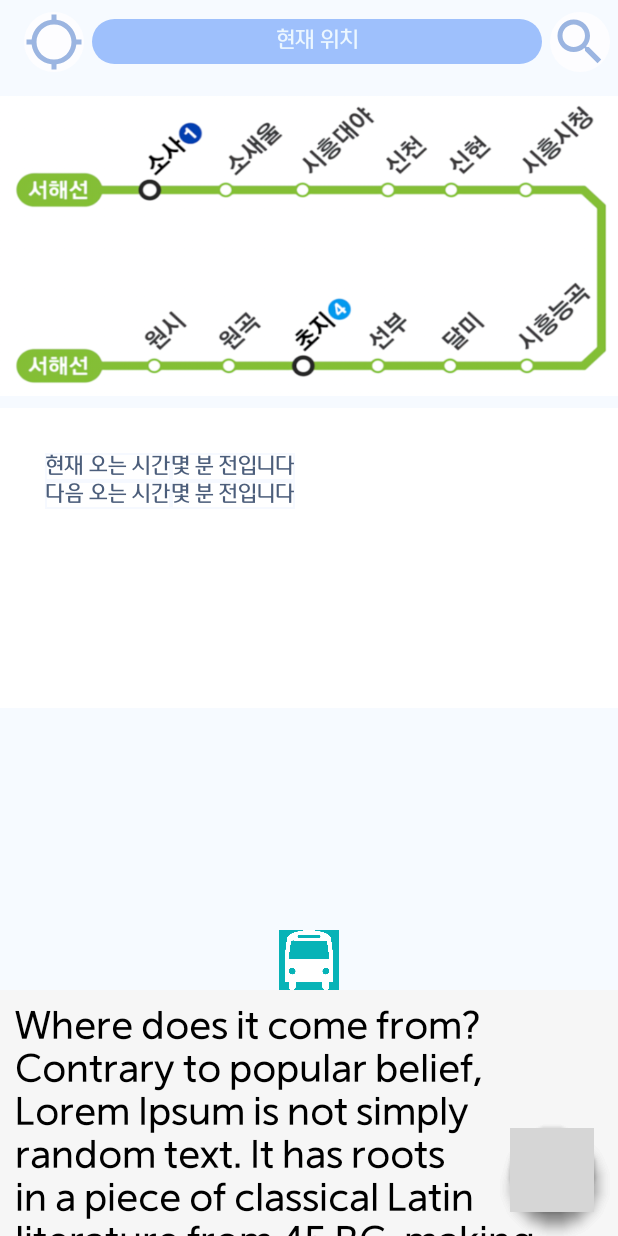
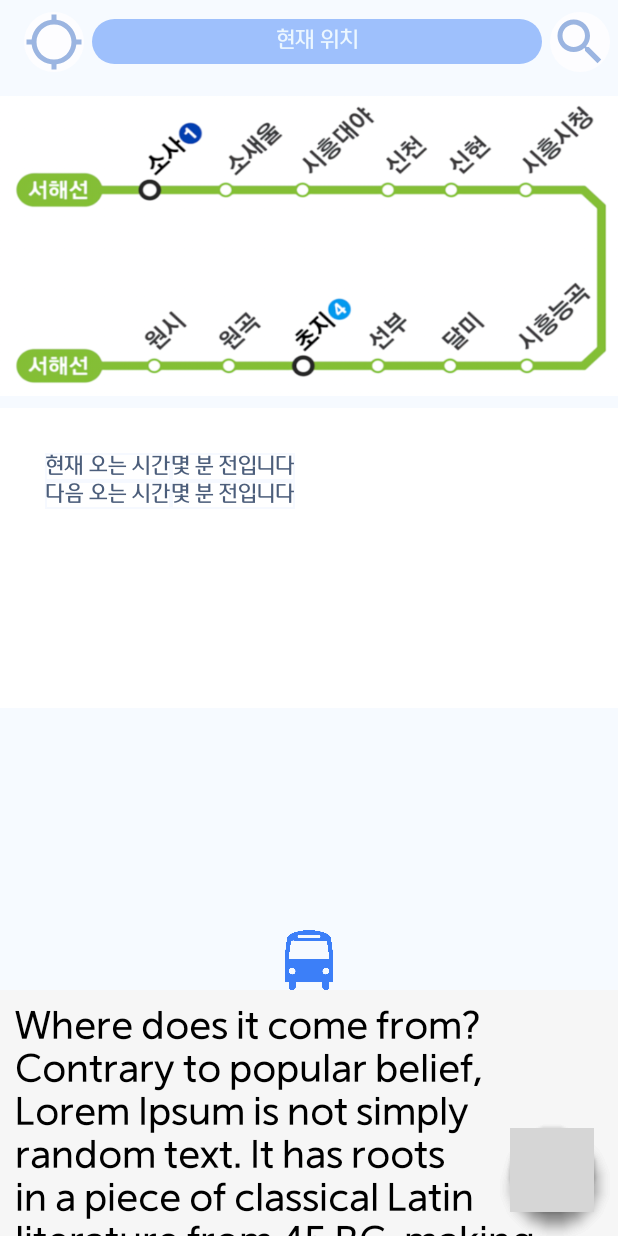
Before and after one commit to yeongmin7870/yeonsungBus, an Android app: the screen it shows after launch (MainActivity), on a phone screen of 412 x 824 dp. Run offline under Robolectric (Android 15) with nearby library versions, the phone set to English and light mode, and no system bars; grey boxes are pictures that could not be loaded.

Commit message:
main 페이지 디자인 수정

```diff
--- a/app/src/main/res/layout/activity_main.xml
+++ b/app/src/main/res/layout/activity_main.xml
@@ -106,8 +106,7 @@
                         android:layout_height="40dp"
                         android:layout_alignParentBottom="true"
                         android:layout_centerInParent="true"
-                        android:background="#07B3B7"
-                        android:src="@drawable/bus2" />
+                        android:src="@drawable/bluebus" />
                 </RelativeLayout>
             </LinearLayout>
 
```
Also changed, not shown: app/src/main/res/drawable/bluebus.png (added).
